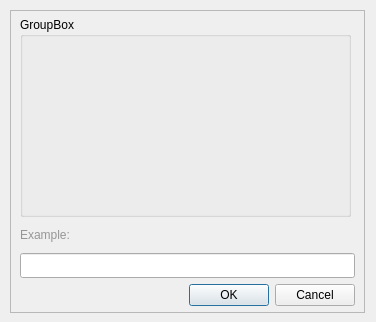
This is StepGuide_child.ui in Alpaka1017/PHD-Ultra-Series-Remote-Control-GUI-PyQt6- as Qt 5 draws it before an edit. The edited form follows.
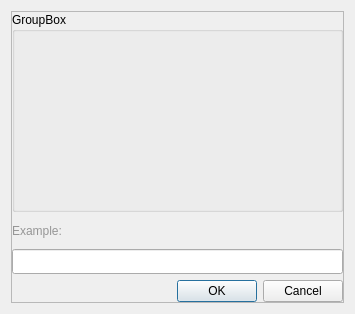
This is the edited form.

Diff of the .ui file:
```diff
--- a/StepGuide_child.ui
+++ b/StepGuide_child.ui
@@ -6,37 +6,45 @@
    <rect>
     <x>0</x>
     <y>0</y>
-    <width>376</width>
-    <height>322</height>
+    <width>353</width>
+    <height>313</height>
    </rect>
   </property>
   <property name="windowTitle">
    <string>Dialog</string>
   </property>
+  <layout class="QGridLayout" name="gridLayout_3">
+   <item row="0" column="0">
+    <layout class="QGridLayout" name="gridLayout">
+     <item row="0" column="0">
   <widget class="QFrame" name="frame">
-   <property name="geometry">
-    <rect>
-     <x>10</x>
-     <y>10</y>
-     <width>355</width>
-     <height>303</height>
-    </rect>
-   </property>
    <property name="frameShape">
     <enum>QFrame::StyledPanel</enum>
    </property>
    <property name="frameShadow">
     <enum>QFrame::Raised</enum>
    </property>
-   <layout class="QVBoxLayout" name="verticalLayout">
+       <layout class="QGridLayout" name="gridLayout_2">
+        <property name="leftMargin">
+         <number>0</number>
+        </property>
     <property name="topMargin">
-     <number>6</number>
+         <number>0</number>
+        </property>
+        <property name="rightMargin">
+         <number>0</number>
     </property>
     <property name="bottomMargin">
-     <number>6</number>
-    </property>
-    <item>
+         <number>0</number>
+        </property>
+        <item row="0" column="0">
      <widget class="QGroupBox" name="groupBox">
+          <property name="sizePolicy">
+           <sizepolicy hsizetype="Minimum" vsizetype="Minimum">
+            <horstretch>0</horstretch>
+            <verstretch>0</verstretch>
+           </sizepolicy>
+          </property>
       <property name="minimumSize">
        <size>
         <width>331</width>
@@ -45,20 +53,29 @@
       </property>
       <property name="maximumSize">
        <size>
-        <width>331</width>
-        <height>200</height>
-       </size>
-      </property>
+            <width>16777215</width>
+            <height>16777215</height>
+           </size>
+          </property>
+          <property name="baseSize">
+           <size>
+            <width>0</width>
+            <height>0</height>
+           </size>
+          </property>
+          <property name="mouseTracking">
+           <bool>false</bool>
+          </property>
       <property name="title">
        <string>GroupBox</string>
       </property>
      </widget>
     </item>
-    <item>
+        <item row="1" column="0">
      <widget class="QLabel" name="label">
       <property name="minimumSize">
        <size>
-        <width>0</width>
+            <width>331</width>
         <height>25</height>
        </size>
       </property>
@@ -76,11 +93,11 @@
       </property>
      </widget>
     </item>
-    <item>
+        <item row="2" column="0">
      <widget class="QLineEdit" name="lineEdit">
       <property name="minimumSize">
        <size>
-        <width>0</width>
+            <width>331</width>
         <height>25</height>
        </size>
       </property>
@@ -95,8 +112,20 @@
       </property>
      </widget>
     </item>
-    <item>
+        <item row="3" column="0">
      <widget class="QDialogButtonBox" name="buttonBox">
+          <property name="minimumSize">
+           <size>
+            <width>331</width>
+            <height>0</height>
+           </size>
+          </property>
+          <property name="maximumSize">
+           <size>
+            <width>16777215</width>
+            <height>16777215</height>
+           </size>
+          </property>
       <property name="orientation">
        <enum>Qt::Horizontal</enum>
       </property>
@@ -107,6 +136,10 @@
     </item>
    </layout>
   </widget>
+     </item>
+    </layout>
+   </item>
+  </layout>
  </widget>
  <resources/>
  <connections>
```
Left out of the diff: 3 changed lines with no effect on the pictures. Lines whose indentation alone changed are shown as unchanged.
